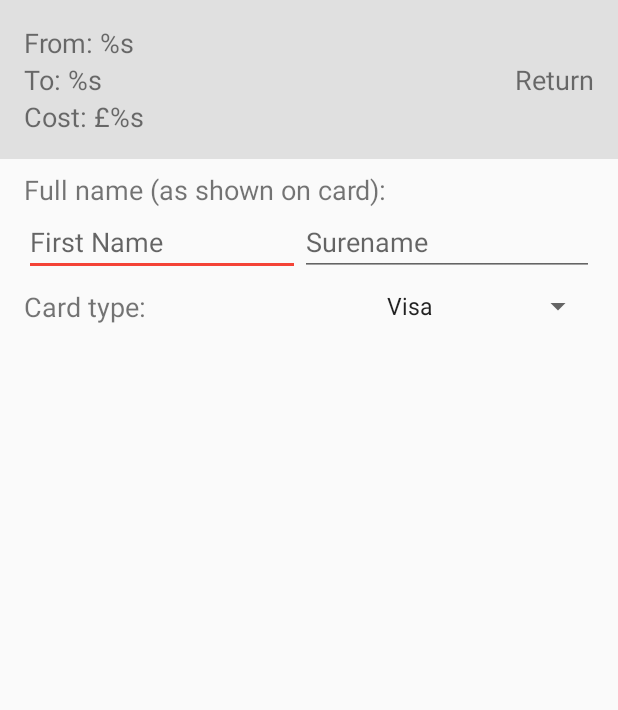
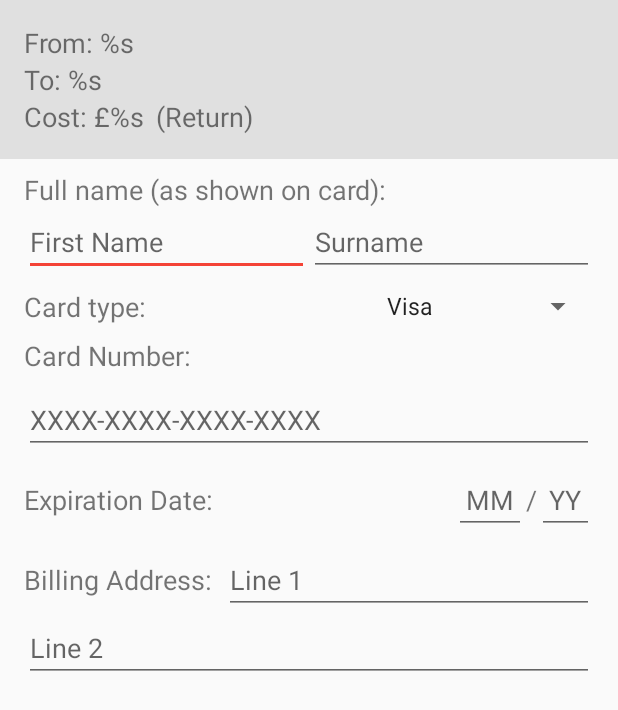
Before and after one commit to Tigh-Gherr/RoutePicker, an Android app: the layout fragment_payment.xml on its own in the app's theme, with its tools: preview values and no code run, on a phone screen of 412 x 824 dp. Shown: the top 710 px of the screen. Run offline under Robolectric (Android 15) with nearby library versions, the light colour scheme and no system bars.

Commit message:
More developement on input screen

```diff
--- a/app/src/main/AndroidManifest.xml
+++ b/app/src/main/AndroidManifest.xml
@@ -39,6 +39,7 @@
         </activity>
         <activity
             android:launchMode="singleTask"
+            android:windowSoftInputMode="adjustPan"
             android:label="@string/activity_title_confirm_and_pay"
             android:name=".PaymentActivity"
             android:parentActivityName=".JourneyDetailsActivity">
--- a/app/src/main/res/layout/fragment_payment.xml
+++ b/app/src/main/res/layout/fragment_payment.xml
@@ -43,9 +43,10 @@
                 android:id="@+id/text_view_return"
                 android:layout_width="wrap_content"
                 android:layout_height="wrap_content"
-                android:layout_alignParentRight="true"
-                android:layout_centerVertical="true"
-                android:text="Return"
+                android:layout_below="@id/text_view_to"
+                android:layout_marginLeft="8dp"
+                android:layout_toRightOf="@id/text_view_totalCost"
+                android:text="(Return)"
                 android:textSize="18sp" />
 
         </RelativeLayout>
@@ -66,33 +67,33 @@
 
             <android.support.v7.widget.AppCompatEditText
                 android:id="@+id/edit_text_firstName"
-                android:layout_width="wrap_content"
+                android:layout_width="0dp"
                 android:layout_height="wrap_content"
                 android:layout_weight="1"
+                android:hint="First Name"
+                android:imeOptions="actionNext"
                 android:maxLines="1"
-                android:singleLine="true"
-                android:imeOptions="actionNext"
-                android:hint="First Name" />
+                android:singleLine="true" />
 
             <android.support.v7.widget.AppCompatEditText
                 android:id="@+id/edit_text_surname"
-                android:layout_width="wrap_content"
+                android:layout_width="0dp"
                 android:layout_height="wrap_content"
+                android:layout_weight="1"
+                android:hint="Surname"
+                android:imeOptions="actionDone"
+                android:inputType="textPersonName"
                 android:maxLines="1"
-                android:singleLine="true"
-                android:inputType="textPersonName"
-                android:imeOptions="actionDone"
-                android:layout_weight="1"
-                android:hint="Surename\ \ \ \ " />
+                android:singleLine="true" />
 
         </LinearLayout>
 
         <FrameLayout
             android:layout_width="match_parent"
             android:layout_height="wrap_content"
+            android:paddingBottom="8dp"
             android:paddingLeft="16dp"
             android:paddingRight="16dp"
-            android:paddingBottom="8dp"
             android:paddingTop="8sp">
 
             <android.support.v7.widget.AppCompatTextView
@@ -107,11 +108,124 @@
                 android:id="@+id/spinner_cardType"
                 android:layout_width="wrap_content"
                 android:layout_height="wrap_content"
-                android:entries="@array/card_types"
-                android:layout_gravity="right" />
+                android:layout_gravity="right"
+                android:entries="@array/card_types" />
 
         </FrameLayout>
 
+        <android.support.v7.widget.AppCompatTextView
+            android:layout_width="wrap_content"
+            android:layout_height="wrap_content"
+            android:paddingBottom="8dp"
+            android:paddingLeft="16dp"
+            android:text="Card Number:"
+            android:textSize="18sp" />
+
+        <android.support.v7.widget.AppCompatEditText
+            android:id="@+id/edit_text_cardNumber"
+            android:layout_width="match_parent"
+            android:layout_height="wrap_content"
+            android:layout_marginLeft="16dp"
+            android:layout_marginRight="16dp"
+            android:hint="XXXX-XXXX-XXXX-XXXX"
+            android:maxLength="16"
+            android:maxLines="1"
+            android:singleLine="true" />
+
+        <FrameLayout
+            android:layout_width="match_parent"
+            android:layout_height="wrap_content"
+            android:paddingLeft="16dp"
+            android:paddingRight="16dp"
+            android:paddingTop="8dp">
+
+            <android.support.v7.widget.AppCompatTextView
+                android:layout_width="wrap_content"
+                android:layout_height="wrap_content"
+                android:layout_gravity="left|center"
+                android:text="Expiration Date:"
+                android:textSize="18sp" />
+
+            <LinearLayout
+                android:layout_width="wrap_content"
+                android:layout_height="wrap_content"
+                android:layout_gravity="right|center">
+
+                <android.support.v7.widget.AppCompatEditText
+                    android:id="@+id/edit_text_expMonth"
+                    android:layout_width="wrap_content"
+                    android:layout_height="wrap_content"
+                    android:hint="MM"
+                    android:imeOptions="actionNext"
+                    android:inputType="number"
+                    android:maxLength="2"
+                    android:maxLines="1"
+                    android:paddingLeft="8dp"
+                    android:paddingRight="8dp"
+                    android:singleLine="true" />
+
+                <android.support.v7.widget.AppCompatTextView
+                    android:layout_width="wrap_content"
+                    android:layout_height="wrap_content"
+                    android:text="/"
+                    android:textSize="18sp" />
+
+                <android.support.v7.widget.AppCompatEditText
+                    android:id="@+id/edit_text_expYear"
+                    android:layout_width="wrap_content"
+                    android:layout_height="wrap_content"
+                    android:hint="YY"
+                    android:imeOptions="actionDone"
+                    android:inputType="number"
+                    android:maxLength="2"
+                    android:maxLines="1"
+                    android:paddingLeft="8dp"
+                    android:paddingRight="8dp"
+                    android:singleLine="true" />
+
+            </LinearLayout>
+
+        </FrameLayout>
+
+        <LinearLayout
+            android:layout_width="match_parent"
+            android:layout_height="wrap_content"
+            android:paddingLeft="16dp"
+            android:paddingRight="16dp"
+            android:paddingTop="8dp">
+
+            <android.support.v7.widget.AppCompatTextView
+                android:layout_width="wrap_content"
+                android:layout_height="wrap_content"
+                android:layout_gravity="left|center"
+                android:text="Billing Address:"
+                android:textSize="18sp" />
+
+            <android.support.v7.widget.AppCompatEditText
+                android:id="@+id/edit_text_addressLine1"
+                android:layout_width="0dp"
+                android:layout_height="wrap_content"
+                android:layout_marginLeft="8dp"
+                android:layout_weight="1"
+                android:hint="Line 1"
+                android:imeOptions="actionNext"
+                android:inputType="text"
+                android:maxLength="1"
+                android:singleLine="true" />
+
+        </LinearLayout>
+
+        <android.support.v7.widget.AppCompatEditText
+            android:id="@+id/edit_text_addressLine2"
+            android:layout_width="match_parent"
+            android:layout_height="wrap_content"
+            android:layout_marginLeft="16dp"
+            android:layout_marginRight="16dp"
+            android:hint="Line 2"
+            android:imeOptions="actionNext"
+            android:inputType="text"
+            android:maxLines="1"
+            android:singleLine="true" />
 
 
     </LinearLayout>
```
